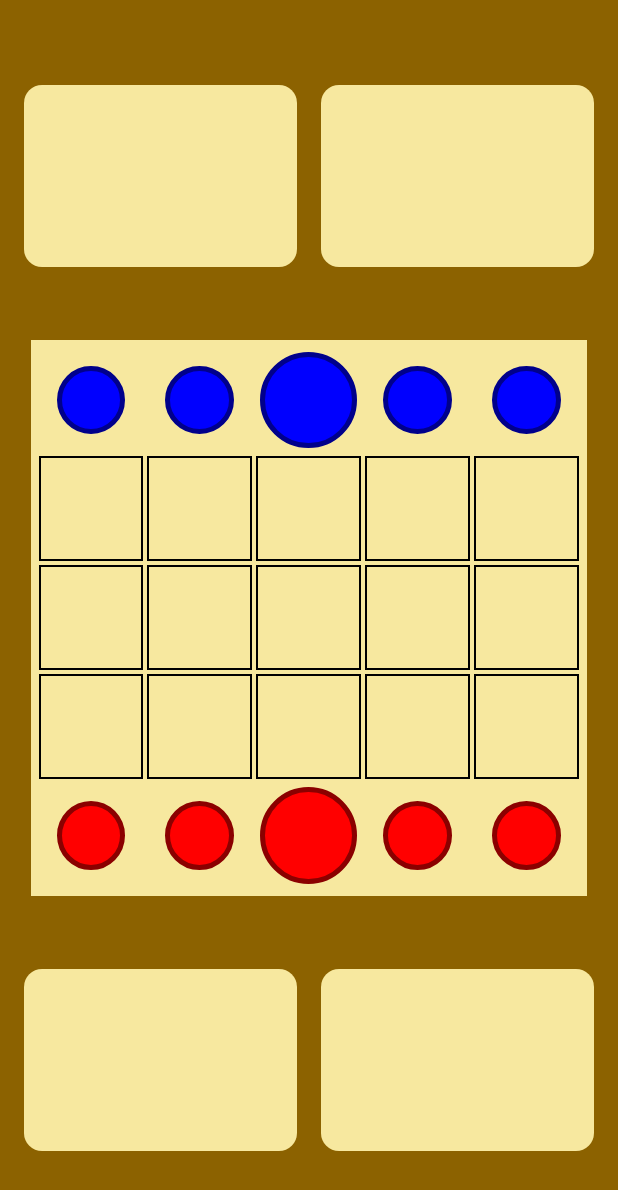
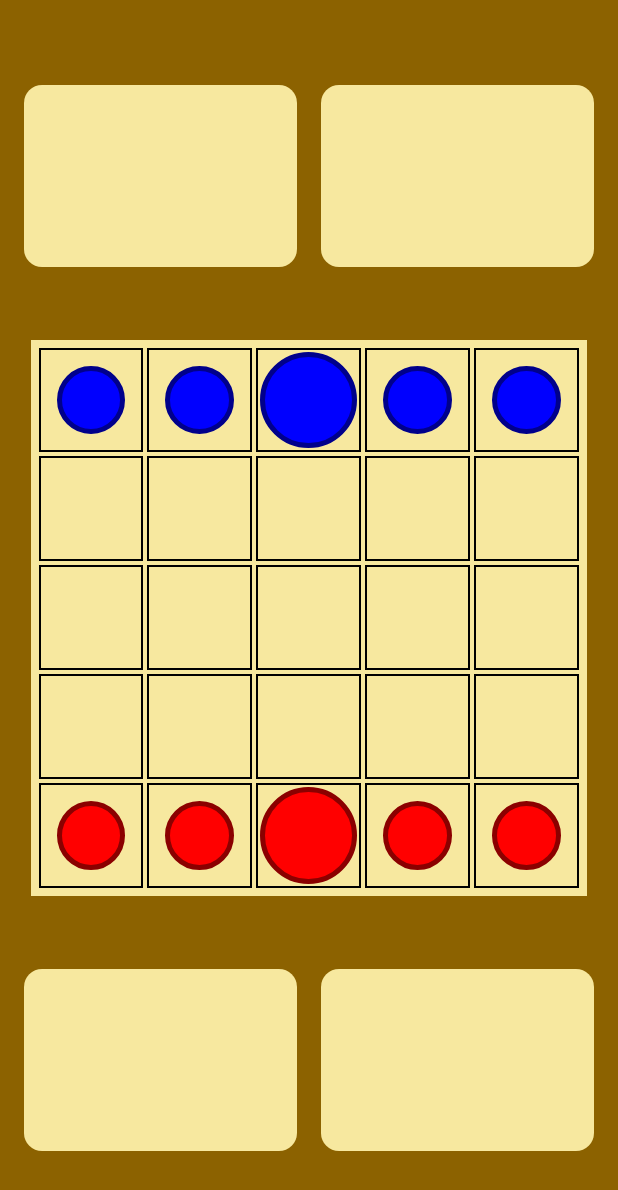
Before and after one commit to Ondei98/Onitama, an Android app built with Jetpack Compose: the GameBoard screen opened directly, with no data from a screen before it, on a phone screen of 412 x 824 dp. Shown: the top 1190 px of the screen. Run offline under Robolectric (Android 15) with nearby library versions, the phone set to English and light mode, and no system bars.

Commit message:
Refactor: Enhance ambiguous move UI and game over score display
This commit introduces several UI and logic improvements:

- **Ambiguous Move UI:**
    - Added `blueAmbiguousMoveOverlay` and `redAmbiguousMoveOverlay` Views in `activity_game_board.xml` to visually indicate when an ambiguous move requires card selection. These overlays are shown/hidden in `handleCellClick` and `handlePlayerCardClicked`.
    - Simplified `handlePlayerCardClicked` to directly perform post-move actions if the chosen card is valid for the pending ambiguous move, and remove the choice overlay. The toast message for card usage is now uniform.
    - Removed redundant toast message in `handleCellClick` that advised clicking a card if an ambiguous move was pending, as the new overlay makes this clearer.

- **Game Over Score Display:**
    - Enhanced the game over score text in `showGameOverScreen` to use a `SpannableStringBuilder`.
    - The score now displays small inline images of the red and blue pieces next to their respective scores, improving visual clarity.
    - Added `ic_red_piece` and `ic_blue_piece` drawables for this purpose.

- **Board and Piece Rendering:**
    - Modified piece drawable XML files (`ic_red_piece.xml`, `ic_blue_piece.xml`, `ic_red_king.xml`, `ic_blue_king.xml`) to include `ic_empty_square` as a base layer. This ensures that pieces are drawn on top of a square outline, improving visual consistency.
    - Updated `ic_empty_square.xml` to only define the stroke, removing the transparent solid fill.
    - Added `highlight_overlay_color` to `colors.xml`.
    - In `updateBoardUI`, ensured `cellImageViews[row][col].foreground = null` is called for non-highlighted, non-selected empty cells to clear any previous foreground drawable.

- **Initialization and Logging:**
    - Changed `initializeBoardImageViews` to explicitly find each `cell_x_y` ImageView by ID, rather than using `resources.getIdentifier`. This is more robust.
    - Removed a debug Toast message from `switchTurn`.
    - Removed some verbose Logcat statements from `handlePlayerCardClicked`, `updateBoardUI`, and `handleCellClick` to reduce noise.

- **IDE Configuration:**
    - Updated `.idea/misc.xml` with new project view scale.

```diff
--- a/app/src/main/java/com/project/onitama/GameBoard.kt
+++ b/app/src/main/java/com/project/onitama/GameBoard.kt
@@ -1,7 +1,10 @@
-package com.project.onitama // Make sure this matches your project's package name
+package com.project.onitama
 
 import android.content.Intent
 import android.os.Bundle
+import android.text.Spannable
+import android.text.SpannableStringBuilder
+import android.text.style.ImageSpan
 import android.util.Log
 import android.view.View
 import android.widget.Button
@@ -9,6 +12,7 @@ import android.widget.ImageView
 import android.widget.TextView
 import android.widget.Toast
 import androidx.appcompat.app.AppCompatActivity
+import androidx.core.content.ContextCompat
 
 const val EMPTY_CELL = 0
 const val RED_PIECE = 1
@@ -74,6 +78,10 @@ class GameBoard : AppCompatActivity() {
     private var bluePlayerScore = 0
     private var isGameOver = false
 
+    // UI Elements for Ambiguous Move Overlay
+    private lateinit var blueAmbiguousMoveOverlay: View
+    private lateinit var redAmbiguousMoveOverlay: View
+
     // UI Elements for Game Over Overlay
     private lateinit var gameOverOverlay: androidx.constraintlayout.widget.ConstraintLayout
     private lateinit var winnerText: TextView
@@ -88,6 +96,10 @@ class GameBoard : AppCompatActivity() {
 
         initializeBoardImageViews()
         initializeCardImageViews()
+
+        blueAmbiguousMoveOverlay = findViewById(R.id.blueAmbiguousMoveOverlay)
+        redAmbiguousMoveOverlay = findViewById(R.id.redAmbiguousMoveOverlay)
+
 
         initializeGameOverOverlayViews()
 
@@ -126,12 +138,42 @@ class GameBoard : AppCompatActivity() {
     }
 
     private fun initializeBoardImageViews() {
-        cellImageViews = Array(5) { row ->
-            Array(5) { col ->
-                val cellId = resources.getIdentifier("cell_${row}_${col}", "id", packageName)
-                findViewById(cellId)
-            }
-        }
+        cellImageViews = Array(5) { Array(5) { ImageView(this) } } // Initialize with placeholder/dummy ImageViews
+
+        // Row 0
+        cellImageViews[0][0] = findViewById(R.id.cell_0_0)
+        cellImageViews[0][1] = findViewById(R.id.cell_0_1)
+        cellImageViews[0][2] = findViewById(R.id.cell_0_2)
+        cellImageViews[0][3] = findViewById(R.id.cell_0_3)
+        cellImageViews[0][4] = findViewById(R.id.cell_0_4)
+
+        // Row 1
+        cellImageViews[1][0] = findViewById(R.id.cell_1_0)
+        cellImageViews[1][1] = findViewById(R.id.cell_1_1)
+        cellImageViews[1][2] = findViewById(R.id.cell_1_2)
+        cellImageViews[1][3] = findViewById(R.id.cell_1_3)
+        cellImageViews[1][4] = findViewById(R.id.cell_1_4)
+
+        // Row 2
+        cellImageViews[2][0] = findViewById(R.id.cell_2_0)
+        cellImageViews[2][1] = findViewById(R.id.cell_2_1)
+        cellImageViews[2][2] = findViewById(R.id.cell_2_2)
+        cellImageViews[2][3] = findViewById(R.id.cell_2_3)
+        cellImageViews[2][4] = findViewById(R.id.cell_2_4)
+
+        // Row 3
+        cellImageViews[3][0] = findViewById(R.id.cell_3_0)
+        cellImageViews[3][1] = findViewById(R.id.cell_3_1)
+        cellImageViews[3][2] = findViewById(R.id.cell_3_2)
+        cellImageViews[3][3] = findViewById(R.id.cell_3_3)
+        cellImageViews[3][4] = findViewById(R.id.cell_3_4)
+
+        // Row 4
+        cellImageViews[4][0] = findViewById(R.id.cell_4_0)
+        cellImageViews[4][1] = findViewById(R.id.cell_4_1)
+        cellImageViews[4][2] = findViewById(R.id.cell_4_2)
+        cellImageViews[4][3] = findViewById(R.id.cell_4_3)
+        cellImageViews[4][4] = findViewById(R.id.cell_4_4)
     }
 
     private fun initializeCardImageViews() {
@@ -151,7 +193,6 @@ class GameBoard : AppCompatActivity() {
         playAgainButton = findViewById(R.id.playAgainButton)
         mainMenuButton = findViewById(R.id.mainMenuButton)
     }
-
 
     private fun initializeBoardState() {
 
@@ -199,57 +240,33 @@ class GameBoard : AppCompatActivity() {
 
 
     private fun handlePlayerCardClicked(clickedCard: Card) {
-        Log.i("GameInput", "handlePlayerCardClicked invoked for card: ${clickedCard.name}. AmbiguousPending: $lastMoveAmbiguous")
 
         // Only proceed if an ambiguous move is actually pending
         if (lastMoveAmbiguous && pendingMoveDetails != null) {
             val details = pendingMoveDetails!!
 
             if (details.possibleCards.contains(clickedCard)) {
-                Log.i("GameLogic", "Ambiguity resolved. Player chose: ${clickedCard.name} for the move.")
 
-                // The piece has already been moved on the board in handleCellClick
-                // when the ambiguity was first detected.
-                // Win conditions related to piece placement were also checked there.
+                // Remove choice overlay
+                blueAmbiguousMoveOverlay.visibility = View.GONE
+                redAmbiguousMoveOverlay.visibility = View.GONE
 
-                // Now, perform the actions that happen AFTER a card is chosen:
-                // 1. Swap the CHOSEN card with the neutral card.
-                // 2. Switch the current player.
-                // 3. Update UI (card displays, potentially highlights for the new player).
+                Toast.makeText(this, "Card used: ${clickedCard.name}", Toast.LENGTH_SHORT).show()
+
                 performPostMoveActions(clickedCard) // Pass the *chosen* card
 
-                // Reset the ambiguous move state, as it's now resolved.
+                // Reset the ambiguous move state
                 lastMoveAmbiguous = false
                 pendingMoveDetails = null
-
-                // performPostMoveActions usually calls updateCardDisplay and updateBoardUI (via calculate...)
-                // so the UI should refresh for the next player.
-                Log.i("GameLogic", "Ambiguous move processing complete. Next turn for player: $currentPlayer")
-
-            } else {
-                // The player clicked on one of their cards, but it was NOT one of the
-                // cards that could have made the ambiguous move.
-                Toast.makeText(this, "That card (${clickedCard.name}) could not have made that move. Please choose the correct card.", Toast.LENGTH_LONG).show()
-                Log.w("GameInput", "Player clicked ${clickedCard.name}, which was not in pendingMoveDetails.possibleCards: ${details.possibleCards.joinToString { it.name }} for the pending ambiguous move.")
             }
-        } else {
-            // A card was clicked, but no ambiguous move was pending.
-            // In Onitama, clicking a card usually doesn't do anything by itself unless
-            // an ambiguous move needs resolution.
-            Log.d("GameInput", "Card clicked (${clickedCard.name}), but no ambiguous move is pending. Action ignored.")
-            // You could optionally provide feedback like a quick Toast:
-            // Toast.makeText(this, "${clickedCard.name} clicked (no action needed).", Toast.LENGTH_SHORT).show()
         }
     }
 
-
     private fun updateBoardUI() {
-        // Log.d("UIUpdate", "Updating Board UI. SelectedPiece:($selectedPieceRow,$selectedPieceCol), Highlights:${combinedHighlightedMoves.size}")
-        for (row in 0..4) {
+         for (row in 0..4) {
             for (col in 0..4) {
                 if (!::cellImageViews.isInitialized || cellImageViews.getOrNull(row)?.getOrNull(col) == null) {
-                    Log.e("UIUpdate", "cellImageViews not fully initialized or accessed out of bounds at [$row][$col]. Skipping UI update for this cell.")
-                    continue
+                   continue
                 }
 
                 val pieceType = boardState[row][col]
@@ -278,6 +295,7 @@ class GameBoard : AppCompatActivity() {
                         }
                     }
                     else -> {
+                        cellImageViews[row][col].foreground = null
                         cellImageViews[row][col].setBackgroundColor(android.graphics.Color.TRANSPARENT)
                     }
                 }
@@ -295,11 +313,10 @@ class GameBoard : AppCompatActivity() {
     }
 
     private fun isOpponentPiece(pieceType: Int): Boolean {
-        if (pieceType == EMPTY_CELL) return false // Not an opponent if the cell is empty
+        if (pieceType == EMPTY_CELL) return false
         return !isCurrentPlayerPiece(pieceType)
     }
 
-    // In GameBoard.kt
     private fun calculateAndHighlightCombinedValidMoves() {
         Log.i("HighlightCalc", "Attempting to calculate. Selected: ($selectedPieceRow, $selectedPieceCol), Player: $currentPlayer")
         combinedHighlightedMoves = emptyList()
@@ -381,20 +398,12 @@ class GameBoard : AppCompatActivity() {
 
     private fun handleCellClick(clickedRow: Int, clickedCol: Int) {
 
-        // If an ambiguous move is pending, the player should be clicking a card, not a cell.
-        // However, if they are stupid and forget, remind them.
-        if (lastMoveAmbiguous) {
-            Toast.makeText(this, "Please choose which card you used by clicking on it.", Toast.LENGTH_LONG).show()
-            return
-        }
-
         val clickedPieceType = boardState[clickedRow][clickedCol]
         val targetMoveInfo = combinedHighlightedMoves.firstOrNull { it.row == clickedRow && it.col == clickedCol }
 
         // ACTION 1: Attempting to Execute a Highlighted Move
         if (targetMoveInfo != null) {
-            Log.d("GameInput", "Clicked on a combined highlighted move target: $targetMoveInfo")
-            if (selectedPieceRow == -1 || selectedPieceCol == -1) {
+           if (selectedPieceRow == -1 || selectedPieceCol == -1) {
                 Log.e("GameError", "Highlighted cell clicked, but no piece was selected! Clearing.")
                 clearSelectionsAndCombinedHighlights()
                 return
@@ -407,7 +416,7 @@ class GameBoard : AppCompatActivity() {
             when (enablingCardsForThisMove.size) {
                 1 -> { // UNAMBIGUOUS MOVE: Only one card can make this move
                     val cardActuallyUsed = enablingCardsForThisMove.first()
-                    Toast.makeText(this, "Executing move using: ${cardActuallyUsed.name}", Toast.LENGTH_SHORT).show()
+                    Toast.makeText(this, "Card used: ${cardActuallyUsed.name}", Toast.LENGTH_SHORT).show()
 
                     boardState[clickedRow][clickedCol] = pieceToMove
                     boardState[selectedPieceRow][selectedPieceCol] = EMPTY_CELL
@@ -423,14 +432,12 @@ class GameBoard : AppCompatActivity() {
                         return // Game over
                     }
 
-
                     // 3. Perform post-move actions with the uniquely determined card
                     performPostMoveActions(cardActuallyUsed) // <--- PASSING SINGLE CARD
                 }
                 2 -> { // AMBIGUOUS MOVE: Two cards can make this move
-                    Log.d("GameMove", "AMBIGUOUS move detected to ($clickedRow,$clickedCol). Possible cards: ${enablingCardsForThisMove.joinToString { it.name }}")
 
-                    // A. Temporarily move the piece on the board so player sees the outcome
+                    // A. Move the piece
                     boardState[clickedRow][clickedCol] = pieceToMove
                     boardState[selectedPieceRow][selectedPieceCol] = EMPTY_CELL
 
@@ -438,30 +445,36 @@ class GameBoard : AppCompatActivity() {
                     lastMoveAmbiguous = true
                     pendingMoveDetails = AmbiguousMovePendingChoice(
                         fromRow = selectedPieceRow,
-                        fromCol = selectedPieceCol, // Original position (now empty)
+                        fromCol = selectedPieceCol,
+
                         toRow = clickedRow,
-                        toCol = clickedCol,         // Destination of the piece
+                        toCol = clickedCol,
                         wasCapture = targetMoveInfo.isCapture,
                         pieceMoved = pieceToMove,
                         possibleCards = enablingCardsForThisMove
                     )
+
+                    // Create an overlay to highlight the choice of the card
+                    if (currentPlayer == BLUE_PLAYER) {
+                        blueAmbiguousMoveOverlay.visibility = View.VISIBLE
+                    } else {
+                        redAmbiguousMoveOverlay.visibility = View.VISIBLE
+                    }
 
                     // C. Clear selection and current highlights (as piece has "moved" pending choice)
                     selectedPieceRow = -1
                     selectedPieceCol = -1
                     combinedHighlightedMoves = emptyList() // Clear move highlights
 
-                    updateBoardUI() // Update UI to show the piece in its new (pending) position and clear highlights
-                    updateCardDisplay() // Ensure cards are still displayed correctly
-
-                    Toast.makeText(this, "Ambiguous Move! Click the card you wish to use.", Toast.LENGTH_LONG).show()
+                    updateBoardUI()
+                    updateCardDisplay()
                 }
                 else -> { // Should not happen (0 or >2 enabling cards)
                     Log.e("GameError", "Highlighted cell has an unexpected number of enabling cards: ${enablingCardsForThisMove.size}. Clearing.")
                     clearSelectionsAndCombinedHighlights()
                 }
             }
-            return // End of ACTION 1 processing
+            return // End of ACTION 1
         }
 
         // ACTION 2: Attempting to Select/Deselect a Piece (if not an ambiguous move pending)
@@ -517,8 +530,7 @@ class GameBoard : AppCompatActivity() {
     }
 
     private fun showGameOverScreen(winningPlayer: Int) {
-        if (isGameOver) return // Prevent multiple triggers
-
+        if (isGameOver) return // Prevent multiple triggers from different wind condition
         isGameOver = true
 
         // Update scores
@@ -537,18 +549,58 @@ class GameBoard : AppCompatActivity() {
             append(" ")
             append(getString(R.string.win))
         }
-        "Score: Red $redPlayerScore - $bluePlayerScore Blue".also { scoreText.text = it }
+
+        // --- Create SpannableString for Score ---
+        val redScoreStr = redPlayerScore.toString()
+        val blueScoreStr = bluePlayerScore.toString()
+        val separator = " - "
+
+        // Get your drawables
+        val redPieceDrawable = ContextCompat.getDrawable(this, R.drawable.ic_red_piece)
+        val bluePieceDrawable = ContextCompat.getDrawable(this, R.drawable.ic_blue_piece)
+
+        // TODO considering put this somewhere else as
+        // private const val SCORE_IMAGE_SIZE_DP = 20
+        val imageSizePx = (20 * resources.displayMetrics.density).toInt()
+
+        redPieceDrawable?.setBounds(0, 0, imageSizePx, imageSizePx)
+        bluePieceDrawable?.setBounds(0, 0, imageSizePx, imageSizePx)
+
+        val spannableScoreString = SpannableStringBuilder()
+
+        if (redPieceDrawable != null) {
+            spannableScoreString.append(" ") // Placeholder for image
+            val redImageSpan = ImageSpan(redPieceDrawable, ImageSpan.ALIGN_BOTTOM)
+            // Replace the last character (placeholder) with the image span
+            spannableScoreString.setSpan(redImageSpan, spannableScoreString.length - 1, spannableScoreString.length, Spannable.SPAN_INCLUSIVE_EXCLUSIVE)
+        }
+        spannableScoreString.append(" ") // Space after red piece
+        spannableScoreString.append(redScoreStr)
+        spannableScoreString.append(separator)
+        spannableScoreString.append(blueScoreStr)
+        spannableScoreString.append(" ") // Space before blue piece
+
+        if (bluePieceDrawable != null) {
+            spannableScoreString.append(" ") // Placeholder for image
+            val blueImageSpan = ImageSpan(bluePieceDrawable, ImageSpan.ALIGN_BOTTOM)
+            // Replace the last character (placeholder) with the image span
+            spannableScoreString.setSpan(blueImageSpan, spannableScoreString.length - 1, spannableScoreString.length, Spannable.SPAN_INCLUSIVE_EXCLUSIVE)
+        }
+
+        scoreText.text = spannableScoreString
+        // --- End of SpannableString for Score ---
+
 
         // Make overlay visible
         gameOverOverlay.visibility = View.VISIBLE
 
-        // Disable further interaction with the game board cells
-        // (already handled by overlay or you can explicitly disable cell listeners if needed)
-        combinedHighlightedMoves = emptyList() // Clear highlights
+        // Disable board interactions
+        combinedHighlightedMoves = emptyList()
         selectedPieceRow = -1
         selectedPieceCol = -1
-        updateBoardUI() // Redraw board to clear selections/highlights underneath
+        updateBoardUI()
     }
+
     private fun setupGameOverButtonListeners() {
         playAgainButton.setOnClickListener {
             resetGameForPlayAgain()
@@ -616,7 +668,7 @@ class GameBoard : AppCompatActivity() {
 
     private fun switchTurn() {
         currentPlayer = if (currentPlayer == RED_PLAYER) BLUE_PLAYER else RED_PLAYER
-        Toast.makeText(this, "Current Player: ${if (currentPlayer == RED_PLAYER) "RED TURN" else "BLUE TURN"}", Toast.LENGTH_SHORT).show()
+        // Toast.makeText(this, "Current Player: ${if (currentPlayer == RED_PLAYER) "RED TURN" else "BLUE TURN"}", Toast.LENGTH_SHORT).show()
     }
 
     private fun updateCardDisplay() {
--- a/app/src/main/res/drawable/ic_blue_king.xml
+++ b/app/src/main/res/drawable/ic_blue_king.xml
@@ -1,6 +1,6 @@
 <!-- res/drawable/ic_red_piece_with_spacing.xml -->
 <layer-list xmlns:android="http://schemas.android.com/apk/res/android">
-
+    <item android:drawable="@drawable/ic_empty_square" />
     <item
         android:drawable="@drawable/ic_blue_raw"
         android:top="@dimen/big_piece_spacing"
--- a/app/src/main/res/drawable/ic_blue_piece.xml
+++ b/app/src/main/res/drawable/ic_blue_piece.xml
@@ -1,6 +1,6 @@
 <!-- res/drawable/ic_red_piece_with_spacing.xml -->
 <layer-list xmlns:android="http://schemas.android.com/apk/res/android">
-
+    <item android:drawable="@drawable/ic_empty_square" />
     <item
         android:drawable="@drawable/ic_blue_raw"
         android:top="@dimen/small_piece_spacing"
--- a/app/src/main/res/drawable/ic_empty_square.xml
+++ b/app/src/main/res/drawable/ic_empty_square.xml
@@ -1,6 +1,5 @@
 <?xml version="1.0" encoding="utf-8"?>
 
 <shape xmlns:android="http://schemas.android.com/apk/res/android" android:shape="rectangle">
-<solid android:color="@android:color/transparent"/>
 <stroke android:width="1dp" android:color="#000000"/>
 </shape>
--- a/app/src/main/res/drawable/ic_red_king.xml
+++ b/app/src/main/res/drawable/ic_red_king.xml
@@ -1,6 +1,6 @@
 <!-- res/drawable/ic_red_piece_with_spacing.xml -->
 <layer-list xmlns:android="http://schemas.android.com/apk/res/android">
-
+    <item android:drawable="@drawable/ic_empty_square" />
     <item
         android:drawable="@drawable/ic_red_raw"
         android:top="@dimen/big_piece_spacing"
--- a/app/src/main/res/drawable/ic_red_piece.xml
+++ b/app/src/main/res/drawable/ic_red_piece.xml
@@ -1,6 +1,6 @@
-<!-- res/drawable/ic_red_piece_with_spacing.xml -->
 <layer-list xmlns:android="http://schemas.android.com/apk/res/android">
 
+    <item android:drawable="@drawable/ic_empty_square" />
     <item
         android:drawable="@drawable/ic_red_raw"
         android:top="@dimen/small_piece_spacing"
--- a/app/src/main/res/layout/activity_game_board.xml
+++ b/app/src/main/res/layout/activity_game_board.xml
@@ -16,6 +16,7 @@
         app:layout_constraintGuide_percent="0.5" />
 
     <!-- Blue Cards -->
+
     <ImageView
         android:id="@+id/bluePlayerCard1ImageView"
         android:layout_width="0dp"
@@ -260,6 +261,35 @@
         app:layout_constraintBottom_toBottomOf="parent"
         app:layout_constraintDimensionRatio="3:2"/>
 
+    <!-- BLUE AMBIGUOUS MOVE CARD CHOICE OVERLAY (Initially Hidden) -->
+    <View
+        android:id="@+id/blueAmbiguousMoveOverlay"
+        android:layout_width="0dp"
+        android:layout_height="0dp"
+        android:background="#AA000000"
+        android:visibility="gone"
+        app:layout_constraintTop_toTopOf="@id/onitama_board_grid"
+        app:layout_constraintBottom_toBottomOf="parent"
+        app:layout_constraintStart_toStartOf="parent"
+        app:layout_constraintEnd_toEndOf="parent"
+        android:clickable="true"
+        android:focusable="true"
+        tools:visibility="invisible"/>
+
+    <!-- RED AMBIGUOUS MOVE CARD CHOICE OVERLAY (Initially Hidden) -->
+    <View
+        android:id="@+id/redAmbiguousMoveOverlay"
+        android:layout_width="0dp"
+        android:layout_height="0dp"
+        android:background="#AA000000"
+        android:visibility="gone"
+        app:layout_constraintTop_toTopOf="parent"
+        app:layout_constraintBottom_toBottomOf="@id/onitama_board_grid"
+        app:layout_constraintStart_toStartOf="parent"
+        app:layout_constraintEnd_toEndOf="parent"
+        android:clickable="true"
+        android:focusable="true"
+        tools:visibility="invisible"/>
 
 
     <!-- GAME OVER OVERLAY (Initially Hidden) -->
--- a/app/src/main/res/values/colors.xml
+++ b/app/src/main/res/values/colors.xml
@@ -7,4 +7,5 @@
     <color name="teal_700">#FF018786</color>
     <color name="black">#FF000000</color>
     <color name="white">#FFFFFFFF</color>
+    <color name="highlight_overlay_color">#80FFEB3B</color>
 </resources>
```
